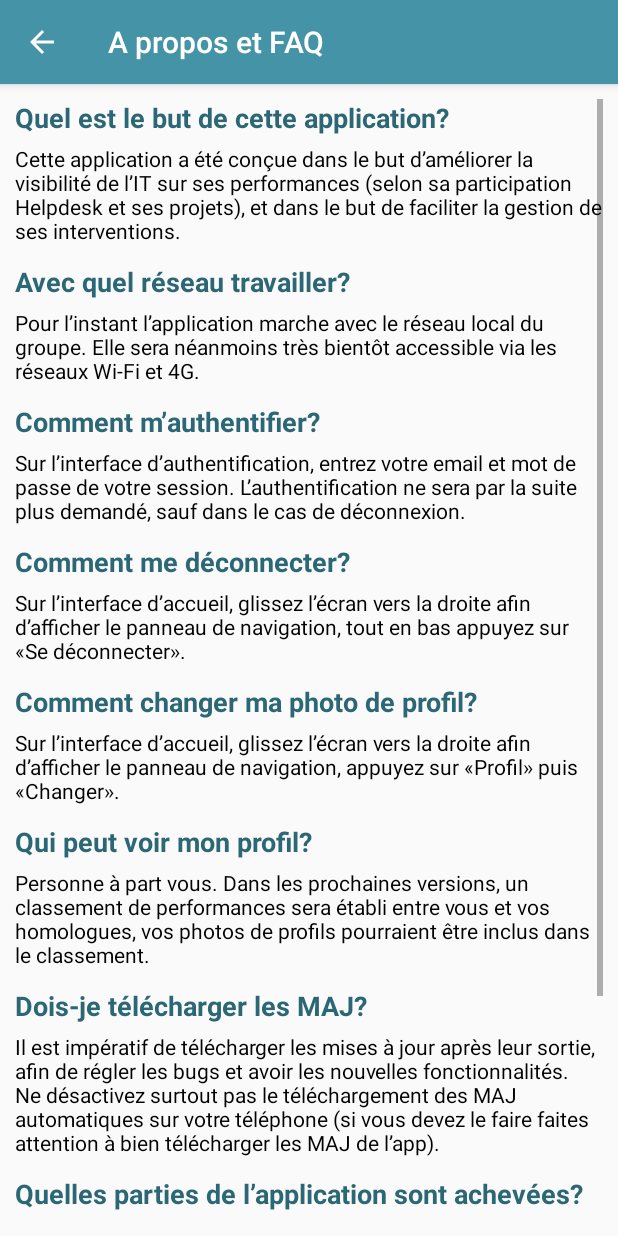
After one commit to AdelAchour/GSHGlobalActivity, an Android app: the AboutActivity screen opened directly, with no data from a screen before it, on a phone screen of 412 x 824 dp. The commit adds this screen. Run offline under Robolectric (Android 15) with nearby library versions, the light colour scheme and no system bars; network calls fail.

Commit message:
About section

```diff
--- /dev/null
+++ b/app/src/main/java/com/production/achour_ar/gshglobalactivity/AboutActivity.java
@@ -0,0 +1,35 @@
+package com.production.achour_ar.gshglobalactivity;
+
+import android.content.Intent;
+import android.support.v7.app.ActionBar;
+import android.support.v7.app.AppCompatActivity;
+import android.os.Bundle;
+import android.view.MenuItem;
+
+public class AboutActivity extends AppCompatActivity {
+
+    @Override
+    protected void onCreate(Bundle savedInstanceState) {
+        super.onCreate(savedInstanceState);
+        setContentView(R.layout.about_activity);
+
+        setupActionBar();
+    }
+
+
+    private void setupActionBar() {
+        ActionBar actionBar = getSupportActionBar();
+        actionBar.setDisplayHomeAsUpEnabled(true); //show a caret even if android:parentActivityName is not specified.
+        actionBar.setTitle("A propos et FAQ");
+    }
+
+    @Override
+    public boolean onOptionsItemSelected(MenuItem item) {
+        switch (item.getItemId()){
+            case android.R.id.home:
+                finish();
+                return true;
+        }
+        return super.onOptionsItemSelected(item);
+    }
+}
--- a/app/src/main/java/com/production/achour_ar/gshglobalactivity/AccueilUser.java
+++ b/app/src/main/java/com/production/achour_ar/gshglobalactivity/AccueilUser.java
@@ -190,7 +190,11 @@ public class AccueilUser extends AppCompatActivity implements View.OnClickListen
                         int id = menuItem.getItemId();
                         switch (id){
                             case R.id.nav_setting:
-                                startActivity(new Intent(getApplicationContext(), Setting.class));
+                                startActivity(new Intent(AccueilUser.this, Setting.class));
+                                break;
+
+                            case R.id.nav_about:
+                                startActivity(new Intent(AccueilUser.this, AboutActivity.class));
                                 break;
 
                             case R.id.nav_logout:
@@ -199,7 +203,7 @@ public class AccueilUser extends AppCompatActivity implements View.OnClickListen
                                 break;
 
                             case R.id.nav_profile:
-                                Intent i = new Intent(getApplicationContext(), MyProfileActivity.class);
+                                Intent i = new Intent(AccueilUser.this, MyProfileActivity.class);
                                 i.putExtra("session",session_token);
                                 i.putExtra("nom",nameUser);
                                 i.putExtra("prenom",firstnameUser);
--- a/app/src/main/java/com/production/achour_ar/gshglobalactivity/Constants.java
+++ b/app/src/main/java/com/production/achour_ar/gshglobalactivity/Constants.java
@@ -32,12 +32,12 @@ public class Constants {
 //    final static String requestedLocationTxt = "requestedLocationTxt";
 
 
-    final static String GLPI_URL = "http://10.1.12.55:8189/apirest.php/"; //9.3.1 remote (K10)
+    //final static String GLPI_URL = "http://10.1.12.55:8189/apirest.php/"; //9.3.1 remote (K10)
     //final static String GLPI_URL = "http://192.168.137.206:8189/apirest.php/"; //9.3.1 remote (104 LGMT)
-    final static String App_Token = "LMvx8O6ABfIhZg7LurEVMd5rBWergPP0fWnEYKPj"; //9.3.1 local
+    //final static String App_Token = "LMvx8O6ABfIhZg7LurEVMd5rBWergPP0fWnEYKPj"; //9.3.1 local
 
-    //final static String GLPI_URL = "http://helpdesk.groupe-hasnaoui.com/apirest.php/"; //9.3.1 remote (REAL)
-    //final static String App_Token = "MvMvBTXzCBLy6qInlcWdbTdxMS2IefVOjlSkPgYi"; //9.3.1 (REAL)
+    final static String GLPI_URL = "http://helpdesk.groupe-hasnaoui.com/apirest.php/"; //9.3.1 remote (REAL)
+    final static String App_Token = "MvMvBTXzCBLy6qInlcWdbTdxMS2IefVOjlSkPgYi"; //9.3.1 (REAL)
 
     public static int SHOW_KEYBORD = 100;
     public static final int PICK_IMAGE = 100;
--- a/app/src/main/java/com/production/achour_ar/gshglobalactivity/FirstEverActivity.java
+++ b/app/src/main/java/com/production/achour_ar/gshglobalactivity/FirstEverActivity.java
@@ -99,9 +99,9 @@ public class FirstEverActivity extends AppCompatActivity implements View.OnClick
 
         List<KeyValuePair> params = new ArrayList<>();
 
-        params.add(new KeyValuePair("app_token",Constants.App_Token));
-        params.add(new KeyValuePair("login",username));
-        params.add(new KeyValuePair("password",password));
+        //params.add(new KeyValuePair("app_token",Constants.App_Token));
+        //params.add(new KeyValuePair("login",username));
+        //params.add(new KeyValuePair("password",password));
 
         // prepare the Request
         JsonObjectRequest getRequest = new JsonObjectRequest(Request.Method.GET, URLGenerator.generateUrl(url, params), null,
@@ -140,10 +140,10 @@ public class FirstEverActivity extends AppCompatActivity implements View.OnClick
             @Override
             public Map<String, String> getHeaders() throws AuthFailureError {
                 HashMap<String, String> params = new HashMap<String, String>();
-                //String creds = String.format("%s:%s",username,password);
-                //String auth = "Basic " + Base64.encodeToString(creds.getBytes(), Base64.NO_WRAP);
-                //params.put("Authorization", auth);
-                //params.put("App-Token",Constants.App_Token);
+                String creds = String.format("%s:%s",username,password);
+                String auth = "Basic " + Base64.encodeToString(creds.getBytes(), Base64.NO_WRAP);
+                params.put("Authorization", auth);
+                params.put("App-Token",Constants.App_Token);
                 return params;
             }
         };
--- a/app/src/main/java/com/production/achour_ar/gshglobalactivity/Setting.java
+++ b/app/src/main/java/com/production/achour_ar/gshglobalactivity/Setting.java
@@ -66,9 +66,11 @@ public class Setting extends AppCompatActivity implements View.OnClickListener {
                 break;
 
             case R.id.projectlinear:
+                Toast.makeText(this, "En cours d'implémentation", Toast.LENGTH_SHORT).show();
                 break;
 
             case R.id.interventionlinear:
+                Toast.makeText(this, "En cours d'implémentation", Toast.LENGTH_SHORT).show();
                 break;
 
         }
--- /dev/null
+++ b/app/src/main/res/layout/about_activity.xml
@@ -0,0 +1,175 @@
+<?xml version="1.0" encoding="utf-8"?>
+<LinearLayout xmlns:android="http://schemas.android.com/apk/res/android"
+    xmlns:app="http://schemas.android.com/apk/res-auto"
+    xmlns:tools="http://schemas.android.com/tools"
+    android:layout_width="match_parent"
+    android:layout_height="match_parent"
+    tools:context=".AboutActivity">
+
+    <ScrollView
+        android:layout_margin="10dp"
+        android:layout_width="match_parent"
+        android:layout_height="wrap_content">
+
+        <LinearLayout
+            android:layout_width="match_parent"
+            android:layout_height="wrap_content"
+            android:orientation="vertical">
+
+            <TextView
+                android:layout_width="wrap_content"
+                android:layout_height="wrap_content"
+                android:textSize="18sp"
+                android:textStyle="bold"
+                android:textColor="@color/colorPrimaryDark"
+                android:text="@string/appgoalquestion"
+                android:layout_marginBottom="5dp"/>
+            <TextView
+                android:layout_width="wrap_content"
+                android:layout_height="wrap_content"
+                android:textSize="14sp"
+                android:textColor="@color/black"
+                android:text="@string/appgoalanswer"
+                android:layout_marginBottom="12dp"/>
+
+
+            <TextView
+                android:layout_width="wrap_content"
+                android:layout_height="wrap_content"
+                android:textSize="18sp"
+                android:textStyle="bold"
+                android:textColor="@color/colorPrimaryDark"
+                android:text="@string/networkquestion"
+                android:layout_marginBottom="5dp"/>
+            <TextView
+                android:layout_width="wrap_content"
+                android:layout_height="wrap_content"
+                android:textSize="14sp"
+                android:textColor="@color/black"
+                android:text="@string/networkanswer"
+                android:layout_marginBottom="12dp"/>
+
+
+            <TextView
+                android:layout_width="wrap_content"
+                android:layout_height="wrap_content"
+                android:textSize="18sp"
+                android:textStyle="bold"
+                android:textColor="@color/colorPrimaryDark"
+                android:text="@string/authquestion"
+                android:layout_marginBottom="5dp"/>
+            <TextView
+                android:layout_width="wrap_content"
+                android:layout_height="wrap_content"
+                android:textSize="14sp"
+                android:textColor="@color/black"
+                android:text="@string/authanswer"
+                android:layout_marginBottom="12dp"/>
+
+
+            <TextView
+                android:layout_width="wrap_content"
+                android:layout_height="wrap_content"
+                android:textSize="18sp"
+                android:textStyle="bold"
+                android:textColor="@color/colorPrimaryDark"
+                android:text="@string/logoutquestion"
+                android:layout_marginBottom="5dp"/>
+            <TextView
+                android:layout_width="wrap_content"
+                android:layout_height="wrap_content"
+                android:textSize="14sp"
+                android:textColor="@color/black"
+                android:text="@string/logoutlanswer"
+                android:layout_marginBottom="12dp"/>
+
+
+            <TextView
+                android:layout_width="wrap_content"
+                android:layout_height="wrap_content"
+                android:textSize="18sp"
+                android:textStyle="bold"
+                android:textColor="@color/colorPrimaryDark"
+                android:text="@string/profilepicquestion"
+                android:layout_marginBottom="5dp"/>
+            <TextView
+                android:layout_width="wrap_content"
+                android:layout_height="wrap_content"
+                android:textSize="14sp"
+                android:textColor="@color/black"
+                android:text="@string/profilepicanswer"
+                android:layout_marginBottom="12dp"/>
+
+
+            <TextView
+                android:layout_width="wrap_content"
+                android:layout_height="wrap_content"
+                android:textSize="18sp"
+                android:textStyle="bold"
+                android:textColor="@color/colorPrimaryDark"
+                android:text="@string/seeprofilequestion"
+                android:layout_marginBottom="5dp"/>
+            <TextView
+                android:layout_width="wrap_content"
+                android:layout_height="wrap_content"
+                android:textSize="14sp"
+                android:textColor="@color/black"
+                android:text="@string/seeprofileanswer"
+                android:layout_marginBottom="12dp"/>
+
+
+            <TextView
+                android:layout_width="wrap_content"
+                android:layout_height="wrap_content"
+                android:textSize="18sp"
+                android:textStyle="bold"
+                android:textColor="@color/colorPrimaryDark"
+                android:text="@string/majquestion"
+                android:layout_marginBottom="5dp"/>
+            <TextView
+                android:layout_width="wrap_content"
+                android:layout_height="wrap_content"
+                android:textSize="14sp"
+                android:textColor="@color/black"
+                android:text="@string/majanswer"
+                android:layout_marginBottom="12dp"/>
+
+
+            <TextView
+                android:layout_width="wrap_content"
+                android:layout_height="wrap_content"
+                android:textSize="18sp"
+                android:textStyle="bold"
+                android:textColor="@color/colorPrimaryDark"
+                android:text="@string/apppartsquestion"
+                android:layout_marginBottom="5dp"/>
+            <TextView
+                android:layout_width="wrap_content"
+                android:layout_height="wrap_content"
+                android:textSize="14sp"
+                android:textColor="@color/black"
+                android:text="@string/apppartsanswer"
+                android:layout_marginBottom="12dp"/>
+
+
+            <TextView
+                android:layout_width="wrap_content"
+                android:layout_height="wrap_content"
+                android:textSize="18sp"
+                android:textStyle="bold"
+                android:textColor="@color/colorPrimaryDark"
+                android:text="@string/appbugquestion"
+                android:layout_marginBottom="5dp"/>
+            <TextView
+                android:layout_width="wrap_content"
+                android:layout_height="wrap_content"
+                android:textSize="14sp"
+                android:textColor="@color/black"
+                android:text="@string/appbuganswer"
+                android:layout_marginBottom="12dp"/>
+
+        </LinearLayout>
+
+
+    </ScrollView>
+</LinearLayout>
--- a/app/src/main/res/values/strings.xml
+++ b/app/src/main/res/values/strings.xml
@@ -72,5 +72,23 @@
     <string name="resolutionlatetime">Temps de résolution et de retard</string>
     <string name="pickmotiftext">Veuillez choisir un motif</string>
     <string name="displaylistmotiftext">Afficher la liste des motifs</string>
+    <string name="appgoalquestion">Quel est le but de cette application?</string>
+    <string name="appgoalanswer">Cette application a été conçue dans le but d’améliorer la visibilité de l’IT sur ses performances (selon sa participation Helpdesk et ses projets), et dans le but de faciliter la gestion de ses interventions.</string>
+    <string name="networkquestion">Avec quel réseau travailler?</string>
+    <string name="networkanswer">Pour l’instant l’application marche avec le réseau local du groupe. Elle sera néanmoins très bientôt accessible via les réseaux Wi-Fi et 4G.</string>
+    <string name="authquestion">Comment m’authentifier?</string>
+    <string name="authanswer">Sur l’interface d’authentification, entrez votre email et mot de passe de votre session. L’authentification ne sera par la suite plus demandé, sauf dans le cas de déconnexion.</string>
+    <string name="logoutquestion">Comment me déconnecter?</string>
+    <string name="logoutlanswer">Sur l’interface d’accueil, glissez l’écran vers la droite afin d’afficher le panneau de navigation, tout en bas appuyez sur «Se déconnecter».</string>
+    <string name="profilepicquestion">Comment changer ma photo de profil?</string>
+    <string name="profilepicanswer">Sur l’interface d’accueil, glissez l’écran vers la droite afin d’afficher le panneau de navigation, appuyez sur «Profil» puis «Changer».</string>
+    <string name="seeprofilequestion">Qui peut voir mon profil?</string>
+    <string name="seeprofileanswer">Personne à part vous. Dans les prochaines versions, un classement de performances sera établi entre vous et vos homologues, vos photos de profils pourraient être inclus dans le classement.</string>
+    <string name="majquestion">Dois-je télécharger les MAJ?</string>
+    <string name="majanswer">Il est impératif de télécharger les mises à jour après leur sortie, afin de régler les bugs et avoir les nouvelles fonctionnalités. Ne désactivez surtout pas le téléchargement des MAJ automatiques sur votre téléphone (si vous devez le faire faites attention à bien télécharger les MAJ de l’app).</string>
+    <string name="apppartsquestion">Quelles parties de l’application sont achevées?</string>
+    <string name="apppartsanswer">Pour l’instant la partie Helpdesk est achevée, des réparations de bugs ou de nouvelles fonctionnalités viendront surement s’y ajouter.\nLes parties projets et interventions sont en cours d’implémentation.</string>
+    <string name="appbugquestion">Que faire en cas de bug de l’application?</string>
+    <string name="appbuganswer">Il est vivement conseillé d’envoyer un email à Adel ACHOUR (adel.achour@groupe-hasnaoui.com) avec des explications relatifs au bug, afin que celui-ci soit réglé au plus vite.</string>
 
 </resources>
```
Also changed, not shown: app/src/main/AndroidManifest.xml (+4 -9 lines).
